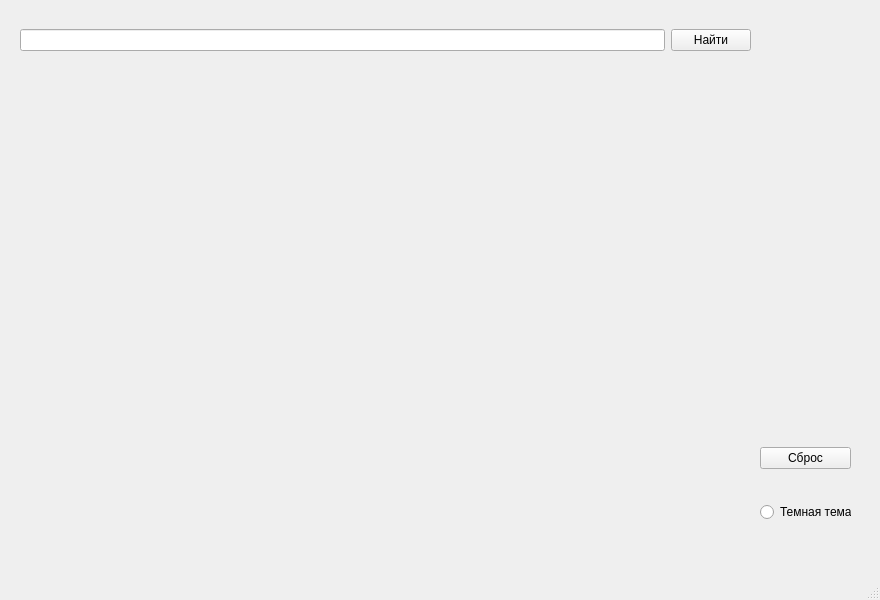
Before: the Qt Designer form Design.ui in Rinels/YDEX_MAPS, drawn with Qt 5.
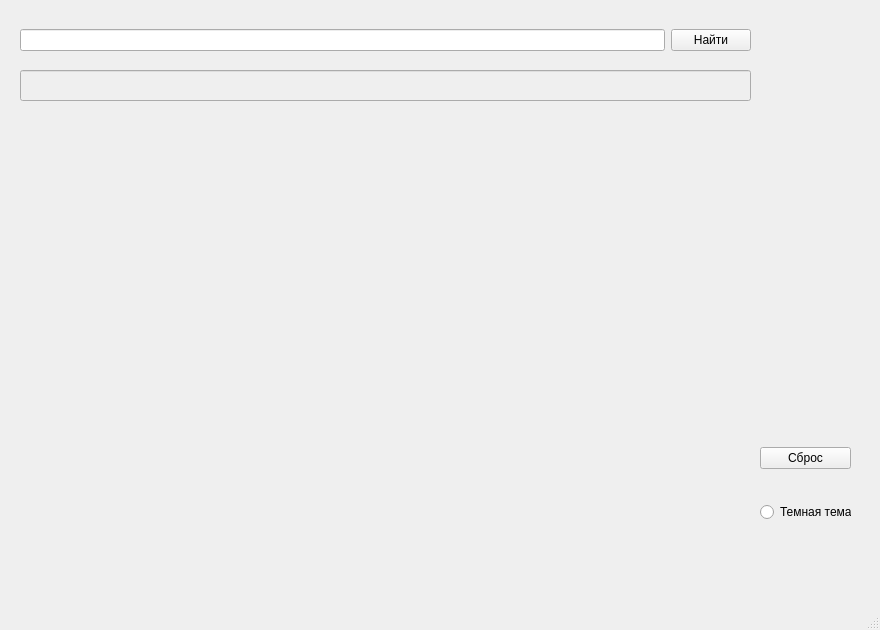
After: the same form once the commit is applied.

Commit message: Большая задача по Maps API. Часть №8

What changed in the file:
```diff
--- a/Design.ui
+++ b/Design.ui
@@ -7,7 +7,7 @@
     <x>0</x>
     <y>0</y>
     <width>880</width>
-    <height>600</height>
+    <height>630</height>
    </rect>
   </property>
   <property name="windowTitle">
@@ -18,7 +18,7 @@
     <property name="geometry">
      <rect>
       <x>30</x>
-      <y>100</y>
+      <y>130</y>
       <width>650</width>
       <height>450</height>
      </rect>
@@ -75,6 +75,22 @@
      </item>
     </layout>
    </widget>
+   <widget class="QLineEdit" name="addressLine">
+    <property name="enabled">
+     <bool>false</bool>
+    </property>
+    <property name="geometry">
+     <rect>
+      <x>20</x>
+      <y>70</y>
+      <width>731</width>
+      <height>31</height>
+     </rect>
+    </property>
+    <property name="autoFillBackground">
+     <bool>false</bool>
+    </property>
+   </widget>
   </widget>
   <widget class="QStatusBar" name="statusbar"/>
  </widget>
```
The commit also changes 1 other file.
